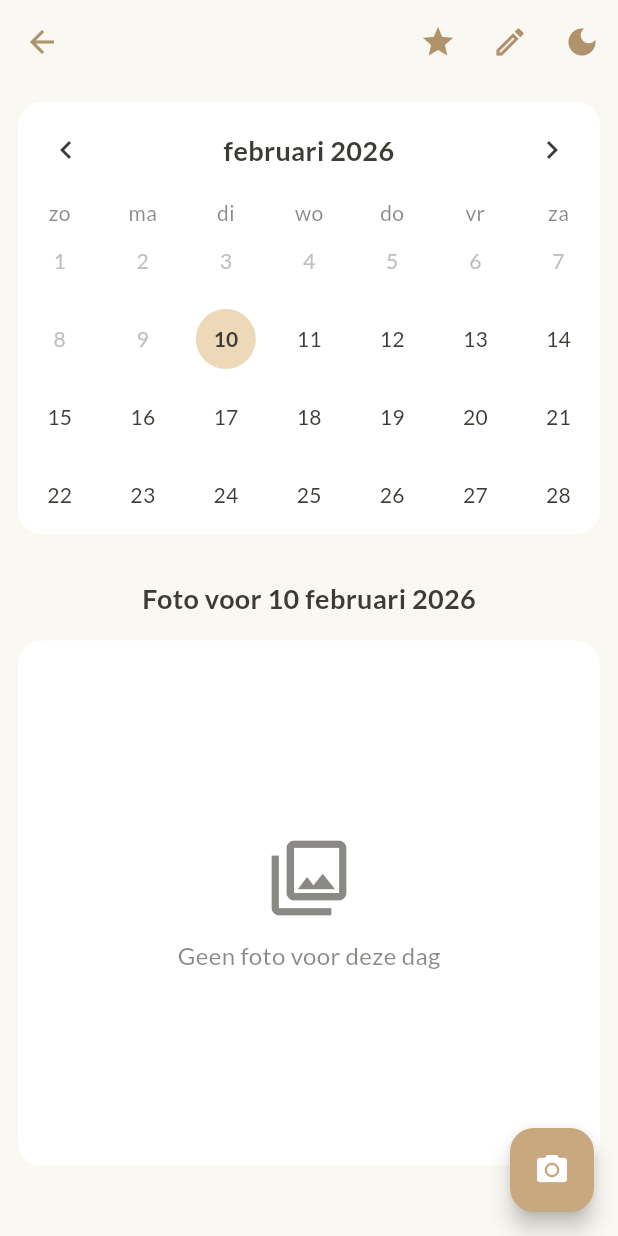
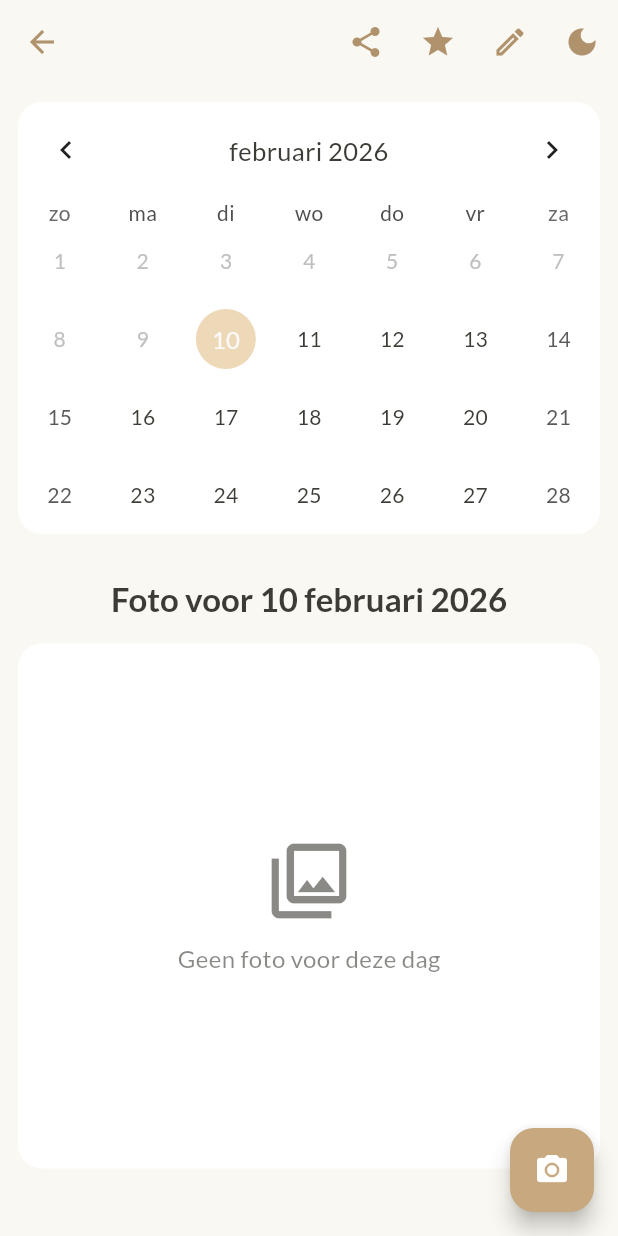
Before and after one commit to puurvoorrs-debug/eerste-stapjes, a Flutter app: the CalendarScreen screen opened directly with empty values, on a phone screen of 412 x 824 dp. Run offline on Flutter 3.47's test engine with Material 3 defaults, Android fonts, the phone set to English and light mode, and no system bars; drawn by our look-alikes of table_calendar; our stand-ins replace cloud_firestore, firebase_auth, firebase_core, firebase_storage, flutter_svg, google_fonts and 2 more; accounts and stored records are empty.

Commit message:
feat: Layout fixes en persoonlijke favorieten-functionaliteit

```diff
--- a/lib/models/daily_entry.dart
+++ b/lib/models/daily_entry.dart
@@ -1,20 +1,26 @@
 class DailyEntry {
   final String photoUrl;
-  bool isFavorite;
+  final List<String> favoritedBy;
 
-  DailyEntry({required this.photoUrl, this.isFavorite = false});
+  DailyEntry({required this.photoUrl, this.favoritedBy = const []});
 
- factory DailyEntry.fromMap(Map<String, dynamic> map) {
+  // Helper method to check if a specific user has favorited this entry
+  bool isFavoritedBy(String userId) {
+    return favoritedBy.contains(userId);
+  }
+
+  factory DailyEntry.fromMap(Map<String, dynamic> map) {
+    final List<dynamic> favoritedByList = map['favoritedBy'] ?? [];
     return DailyEntry(
       photoUrl: map['photoUrl'] as String,
-      isFavorite: map['isFavorite'] as bool? ?? false,
+      favoritedBy: favoritedByList.cast<String>().toList(),
     );
   }
 
   Map<String, dynamic> toMap() {
     return {
       'photoUrl': photoUrl,
-      'isFavorite': isFavorite,
+      'favoritedBy': favoritedBy,
     };
   }
 }
--- a/lib/models/profile.dart
+++ b/lib/models/profile.dart
@@ -7,6 +7,9 @@
   final DateTime dateOfBirth;
   final String? profileImageUrl;
   final File? profileImage; // Temporary for image picking
+  final String ownerId; // UID of the user who owns/manages the profile
+  final List<String> followers; // List of UIDs of users following the profile
+  final String? shareCode; // Unique code to share the profile
 
   Profile({
     this.id,
@@ -14,6 +17,9 @@
     required this.dateOfBirth,
     this.profileImageUrl,
     this.profileImage,
+    required this.ownerId,
+    this.followers = const [],
+    this.shareCode,
   });
 
   Profile copyWith({
@@ -22,6 +28,9 @@
     DateTime? dateOfBirth,
     String? profileImageUrl,
     File? profileImage,
+    String? ownerId,
+    List<String>? followers,
+    String? shareCode,
   }) {
     return Profile(
       id: id ?? this.id,
@@ -29,6 +38,9 @@
       dateOfBirth: dateOfBirth ?? this.dateOfBirth,
       profileImageUrl: profileImageUrl ?? this.profileImageUrl,
       profileImage: profileImage ?? this.profileImage,
+      ownerId: ownerId ?? this.ownerId,
+      followers: followers ?? this.followers,
+      shareCode: shareCode ?? this.shareCode,
     );
   }
 
@@ -38,6 +50,9 @@
       name: map['name'] as String,
       dateOfBirth: (map['dateOfBirth'] as Timestamp).toDate(),
       profileImageUrl: map['profileImageUrl'] as String?,
+      ownerId: map['ownerId'] as String,
+      followers: List<String>.from(map['followers'] ?? []),
+      shareCode: map['shareCode'] as String?,
     );
   }
 
@@ -46,6 +61,9 @@
       'name': name,
       'dateOfBirth': Timestamp.fromDate(dateOfBirth),
       'profileImageUrl': profileImageUrl,
+      'ownerId': ownerId,
+      'followers': followers,
+      'shareCode': shareCode,
     };
   }
 }
--- a/lib/screens/calendar_screen.dart
+++ b/lib/screens/calendar_screen.dart
@@ -1,6 +1,7 @@
 import 'dart:async';
 import 'dart:io';
 import 'package:flutter/material.dart';
+import 'package:flutter/services.dart'; // Import for Clipboard
 import 'package:image_picker/image_picker.dart';
 import 'package:intl/intl.dart';
 import 'package:provider/provider.dart';
@@ -40,11 +41,9 @@
   }
 
   void _listenToAllEntries() {
-    final user = FirebaseAuth.instance.currentUser;
-    if (user == null || widget.profile.id == null) return;
+    if (widget.profile.id == null) return;
 
     _entriesSubscription = FirebaseFirestore.instance
-        .collection('users').doc(user.uid)
         .collection('profiles').doc(widget.profile.id!)
         .collection('daily_entries')
         .snapshots()
@@ -69,12 +68,20 @@
   Future<void> _pickImageForSelectedDay() async {
     if (_selectedDay == null || widget.profile.id == null) return;
 
+    final currentUser = FirebaseAuth.instance.currentUser;
+    if (currentUser?.uid != widget.profile.ownerId) {
+      ScaffoldMessenger.of(context).showSnackBar(
+        const SnackBar(content: Text('Alleen de eigenaar kan foto\'s toevoegen.')),
+      );
+      return;
+    }
+
     final provider = Provider.of<ProfileProvider>(context, listen: false);
     final pickedFile = await ImagePicker().pickImage(source: ImageSource.gallery, imageQuality: 80);
 
     if (pickedFile != null) {
       try {
-        await provider.addPhotoToProfile(widget.profile.id!, widget.profile.name, _selectedDay!, File(pickedFile.path));
+        await provider.addPhotoToProfile(widget.profile.id!, _selectedDay!, File(pickedFile.path));
       } catch (e) {
         if(mounted) {
            ScaffoldMessenger.of(context).showSnackBar(SnackBar(content: Text("Fout bij uploaden: $e")));
@@ -98,6 +105,8 @@
   @override
   Widget build(BuildContext context) {
     final themeProvider = Provider.of<ThemeProvider>(context);
+    final currentUser = FirebaseAuth.instance.currentUser;
+    final isOwner = currentUser?.uid == widget.profile.ownerId;
 
     return Consumer<ProfileProvider>(
       builder: (context, provider, child) {
@@ -108,6 +117,17 @@
           appBar: AppBar(
             title: Text(profile.name),
             actions: [
+              if (isOwner && profile.shareCode != null)
+                IconButton(
+                  icon: const Icon(Icons.share),
+                  tooltip: 'Deel Profiel',
+                  onPressed: () {
+                    Clipboard.setData(ClipboardData(text: profile.shareCode!));
+                    ScaffoldMessenger.of(context).showSnackBar(
+                      const SnackBar(content: Text('Deelbare code gekopieerd!')),
+                    );
+                  },
+                ),
               IconButton(
                 icon: const Icon(Icons.star),
                 onPressed: () {
@@ -117,6 +137,7 @@
                   );
                 },
               ),
+              if (isOwner)
                 IconButton(
                   icon: const Icon(Icons.edit_outlined),
                   onPressed: () {
@@ -160,18 +181,8 @@
                     headerStyle: HeaderStyle(
                       titleCentered: true,
                       formatButtonVisible: false,
-                      titleTextStyle: TextStyle(color: Theme.of(context).colorScheme.onSurface, fontSize: 18, fontWeight: FontWeight.bold),
-                      leftChevronIcon: Icon(Icons.chevron_left, color: Theme.of(context).colorScheme.onSurface),
-                      rightChevronIcon: Icon(Icons.chevron_right, color: Theme.of(context).colorScheme.onSurface),
-                    ),
-                    daysOfWeekStyle: DaysOfWeekStyle(
-                      weekdayStyle: TextStyle(color: Theme.of(context).colorScheme.onSurface.withAlpha(153)),
-                      weekendStyle: TextStyle(color: Theme.of(context).colorScheme.onSurface.withAlpha(153)),
                     ),
                     calendarStyle: CalendarStyle(
-                      defaultTextStyle: TextStyle(color: Theme.of(context).colorScheme.onSurface),
-                      weekendTextStyle: TextStyle(color: Theme.of(context).colorScheme.onSurface),
-                      outsideTextStyle: TextStyle(color: Theme.of(context).colorScheme.onSurface.withAlpha(102)),
                        todayDecoration: BoxDecoration(
                         color: Theme.of(context).primaryColor.withAlpha(128),
                         shape: BoxShape.circle,
@@ -180,12 +191,13 @@
                         color: Theme.of(context).primaryColor,
                         shape: BoxShape.circle,
                       ),
-                      selectedTextStyle: TextStyle(color: Theme.of(context).colorScheme.onPrimary, fontWeight: FontWeight.bold),
                     ),
                      calendarBuilders: CalendarBuilders(
                       markerBuilder: (context, date, events) {
-                         if (events.isEmpty) return null;
+                         if (events.isEmpty || currentUser == null) return null;
                         final entry = events.first as DailyEntry;
+                        final bool isFavorited = entry.isFavoritedBy(currentUser.uid);
+
                         return Center(
                           child: Stack(
                             alignment: Alignment.center,
@@ -195,7 +207,7 @@
                                  width: 30,
                                  height: 30,
                               ),
-                              if (entry.isFavorite)
+                              if (isFavorited)
                                 const Positioned(
                                   right: 1,
                                   top: 1,
@@ -213,7 +225,7 @@
                   _selectedDay != null
                       ? 'Foto voor ${DateFormat('d MMMM yyyy', 'nl_NL').format(_selectedDay!)}'
                       : 'Kies een dag',
-                  style: TextStyle(color: Theme.of(context).colorScheme.onSurface, fontSize: 18, fontWeight: FontWeight.bold),
+                  style: Theme.of(context).textTheme.titleLarge,
                 ),
                 const SizedBox(height: 15),
                 Stack(
@@ -251,18 +263,19 @@
                               ),
                             ),
                     ),
-                    if (dailyEntry != null)
+                    if (dailyEntry != null && currentUser != null)
                       Positioned(
                         top: 8,
                         right: 8,
                         child: IconButton(
                           icon: Icon(
-                            dailyEntry.isFavorite ? Icons.star : Icons.star_border,
-                            color: dailyEntry.isFavorite ? Colors.amber : Colors.white,
+                            dailyEntry.isFavoritedBy(currentUser.uid) ? Icons.star : Icons.star_border,
+                            color: dailyEntry.isFavoritedBy(currentUser.uid) ? Colors.amber : Colors.white,
                             size: 30,
                             shadows: [Shadow(color: Colors.black.withAlpha(128), blurRadius: 4)],
                           ),
                           onPressed: () {
+                            // Any user can toggle their own favorite status
                             provider.toggleFavorite(profile.id!, _selectedDay!);
                           },
                         ),
@@ -273,11 +286,11 @@
               ],
             ),
           ),
-          floatingActionButton: FloatingActionButton(
+          floatingActionButton: isOwner ? FloatingActionButton(
             tooltip: 'Foto toevoegen',
             onPressed: _pickImageForSelectedDay,
             child: const Icon(Icons.camera_alt),
-          ),
+          ) : null,
         );
       },
     );
```
Also changed, not shown: lib/providers/profile_provider.dart (+80 -30 lines), lib/screens/create_profile_screen.dart (+19 -4 lines), lib/screens/favorites_screen.dart (+24 -11 lines), lib/screens/profile_selection_screen.dart (+118 -63 lines), 1 other file. Lines whose indentation alone changed are shown as unchanged.
